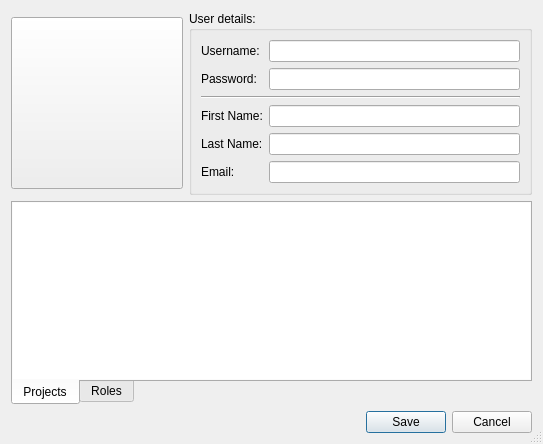
Qt form forms/repodialoguser.ui (3drepo/3drepogui) before a commit.
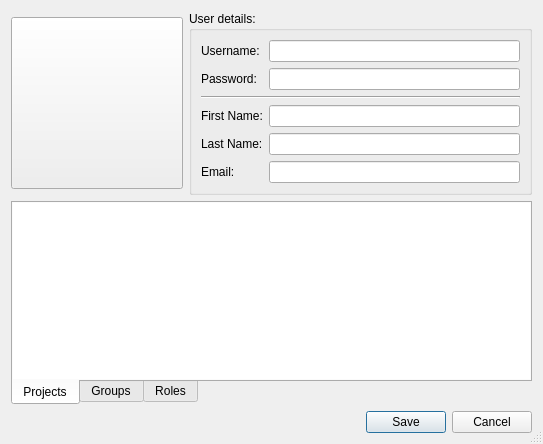
The same form after that commit.

```diff
--- a/forms/repodialoguser.ui
+++ b/forms/repodialoguser.ui
@@ -239,6 +239,11 @@
        </item>
       </layout>
      </widget>
+     <widget class="QWidget" name="groupsTab">
+      <attribute name="title">
+       <string>Groups</string>
+      </attribute>
+     </widget>
      <widget class="QWidget" name="rolesTab">
       <attribute name="title">
        <string>Roles</string>
```
